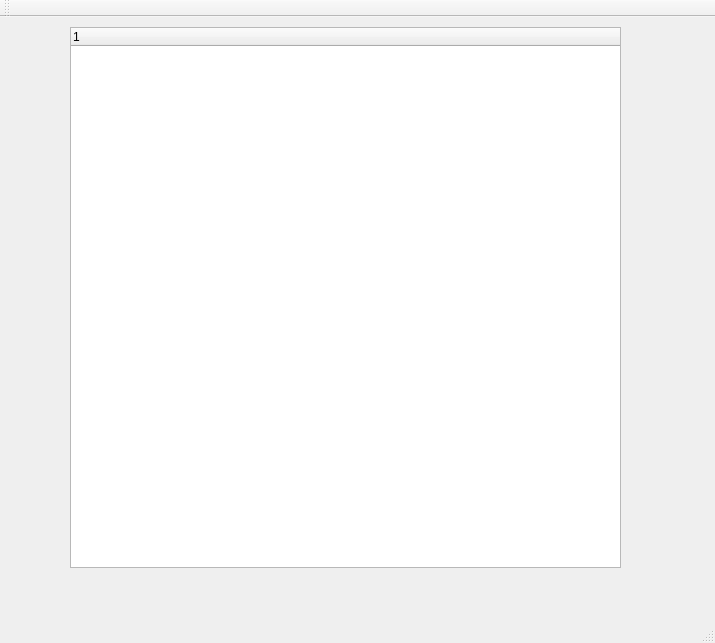
Before: the Qt Designer form mainwindow.ui in Bychin/Qt-xml-parser, drawn with Qt 5.
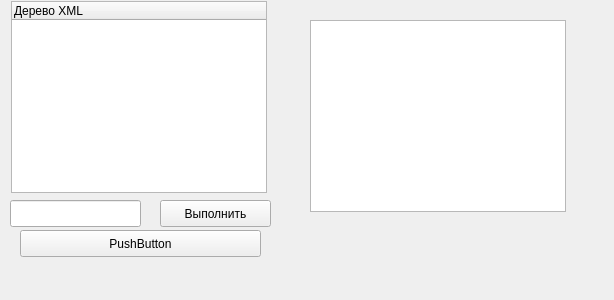
After: the same form once the commit is applied.

The edit to the form file:
```diff
--- a/mainwindow.ui
+++ b/mainwindow.ui
@@ -6,8 +6,8 @@
    <rect>
     <x>0</x>
     <y>0</y>
-    <width>715</width>
-    <height>643</height>
+    <width>614</width>
+    <height>300</height>
    </rect>
   </property>
   <property name="windowTitle">
@@ -17,18 +17,64 @@
    <widget class="QTreeWidget" name="my_tree">
     <property name="geometry">
      <rect>
-      <x>70</x>
-      <y>10</y>
-      <width>551</width>
-      <height>541</height>
+      <x>11</x>
+      <y>1</y>
+      <width>256</width>
+      <height>192</height>
      </rect>
     </property>
     <column>
      <property name="text">
-      <string notr="true">1</string>
+      <string notr="true">Дерево XML</string>
      </property>
     </column>
    </widget>
+   <widget class="QPushButton" name="pushButtonExecute">
+    <property name="geometry">
+     <rect>
+      <x>160</x>
+      <y>200</y>
+      <width>111</width>
+      <height>27</height>
+     </rect>
+    </property>
+    <property name="text">
+     <string>Выполнить</string>
+    </property>
+   </widget>
+   <widget class="QLineEdit" name="lineEdit">
+    <property name="geometry">
+     <rect>
+      <x>10</x>
+      <y>200</y>
+      <width>131</width>
+      <height>27</height>
+     </rect>
+    </property>
+   </widget>
+   <widget class="QPushButton" name="pushButtonOpenFromFile">
+    <property name="geometry">
+     <rect>
+      <x>20</x>
+      <y>230</y>
+      <width>241</width>
+      <height>27</height>
+     </rect>
+    </property>
+    <property name="text">
+     <string>PushButton</string>
+    </property>
+   </widget>
+   <widget class="QTreeView" name="treeView">
+    <property name="geometry">
+     <rect>
+      <x>310</x>
+      <y>20</y>
+      <width>256</width>
+      <height>192</height>
+     </rect>
+    </property>
+   </widget>
   </widget>
   <widget class="QMenuBar" name="menuBar">
    <property name="geometry">
@@ -40,15 +86,6 @@
     </rect>
    </property>
   </widget>
-  <widget class="QToolBar" name="mainToolBar">
-   <attribute name="toolBarArea">
-    <enum>TopToolBarArea</enum>
-   </attribute>
-   <attribute name="toolBarBreak">
-    <bool>false</bool>
-   </attribute>
-  </widget>
-  <widget class="QStatusBar" name="statusBar"/>
  </widget>
  <layoutdefault spacing="6" margin="11"/>
  <resources/>
```
Left out of the diff: 2 changed lines with no effect on the pictures.
